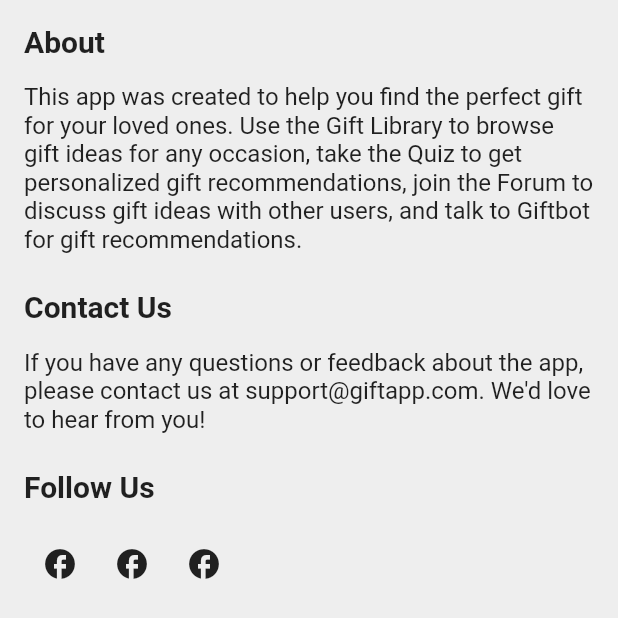
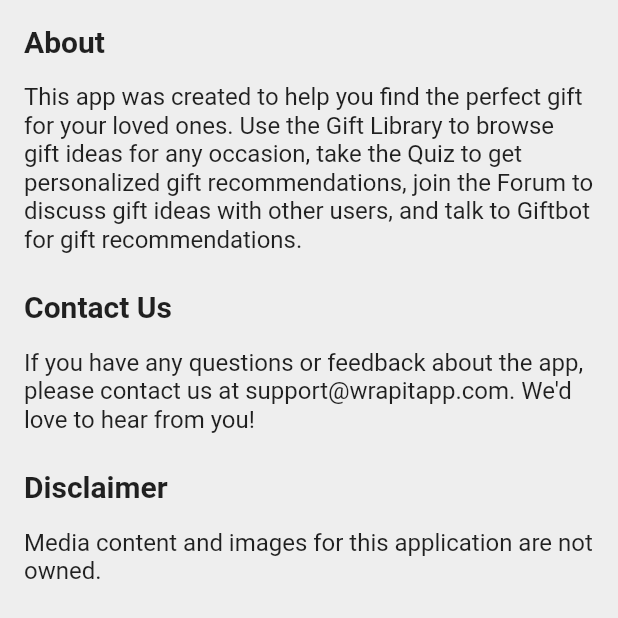
Before and after one commit to Sfrljuckic1/flutter_gift_app, a Flutter app: the AboutSection widget shown alone on an empty page, opened directly, on a phone screen of 412 x 824 dp. Shown: the top 618 px of the screen. Run offline on Flutter 3.47's test engine with Material 2 defaults, Android fonts, the phone set to English and light mode, and no system bars; our stand-ins replace cloud_firestore, firebase_auth, firebase_core, flutter_dotenv, velocity_x; missing offline and left inert: chat_gpt_sdk; accounts and stored records are empty; network calls fail.

Commit message:
updated About Section and Gift Screen back button

```diff
--- a/lib/screens/AboutSection.dart
+++ b/lib/screens/AboutSection.dart
@@ -11,52 +11,41 @@ class AboutSection extends StatelessWidget {
         padding: const EdgeInsets.all(16.0),
         child: Column(
           crossAxisAlignment: CrossAxisAlignment.start,
-          children: [
-            const Text(
+          children: const [
+            Text(
               'About',
               style: TextStyle(fontSize: 20.0, fontWeight: FontWeight.bold),
             ),
-            const SizedBox(height: 16.0),
-            const Text(
+            SizedBox(height: 16.0),
+            Text(
               'This app was created to help you find the perfect gift for your loved ones. '
                   'Use the Gift Library to browse gift ideas for any occasion, take the Quiz to '
                   'get personalized gift recommendations, join the Forum to discuss gift ideas '
                   'with other users, and talk to Giftbot for gift recommendations.',
               style: TextStyle(fontSize: 16.0),
             ),
-            const SizedBox(height: 24.0),
-            const Text(
+            SizedBox(height: 24.0),
+            Text(
               'Contact Us',
               style: TextStyle(fontSize: 20.0, fontWeight: FontWeight.bold),
             ),
-            const SizedBox(height: 16.0),
-            const Text(
+            SizedBox(height: 16.0),
+            Text(
               'If you have any questions or feedback about the app, please contact us '
-                  'at support@giftapp.com. We\'d love to hear from you!',
+                  'at support@wrapitapp.com. We\'d love to hear from you!',
               style: TextStyle(fontSize: 16.0),
             ),
-            const SizedBox(height: 24.0),
-            const Text(
-              'Follow Us',
+            SizedBox(height: 24.0),
+            Text(
+              'Disclaimer',
               style: TextStyle(fontSize: 20.0, fontWeight: FontWeight.bold),
             ),
-            const SizedBox(height: 16.0),
-            Row(
-              children: [
-                IconButton(
-                  onPressed: () {},
-                  icon: const Icon(Icons.facebook),
-                ),
-                IconButton(
-                  onPressed: () {},
-                  icon: const Icon(Icons.facebook_outlined),
-                ),
-                IconButton(
-                  onPressed: () {},
-                  icon: const Icon(Icons.facebook_sharp),
-                ),
-              ],
+            SizedBox(height: 16.0),
+            Text(
+              'Media content and images for this application are not owned.' ,
+              style: TextStyle(fontSize: 16.0),
             ),
+            SizedBox(height: 16.0),
           ],
         ),
       ),
--- a/lib/screens/GIftsScreen.dart
+++ b/lib/screens/GIftsScreen.dart
@@ -171,11 +171,25 @@ class _GiftScreenState extends State<GiftScreen> {
           Positioned(
             top: 48.0,
             left: 16.0,
-            child: IconButton(
-              icon: const Icon(Icons.arrow_back),
-              onPressed: () {
-                Navigator.pop(context);
-              },
+            child: Container(
+              decoration: BoxDecoration(
+                shape: BoxShape.circle,
+                color: Colors.white,
+                boxShadow: [
+                  BoxShadow(
+                    color: Colors.grey.withOpacity(0.5),
+                    spreadRadius: 1,
+                    blurRadius: 5,
+                    offset: const Offset(0, 3),
+                  ),
+                ],
+              ),
+              child: IconButton(
+                icon: const Icon(Icons.arrow_back),
+                onPressed: () {
+                  Navigator.pop(context);
+                },
+              ),
             ),
           ),
           Positioned(
```
